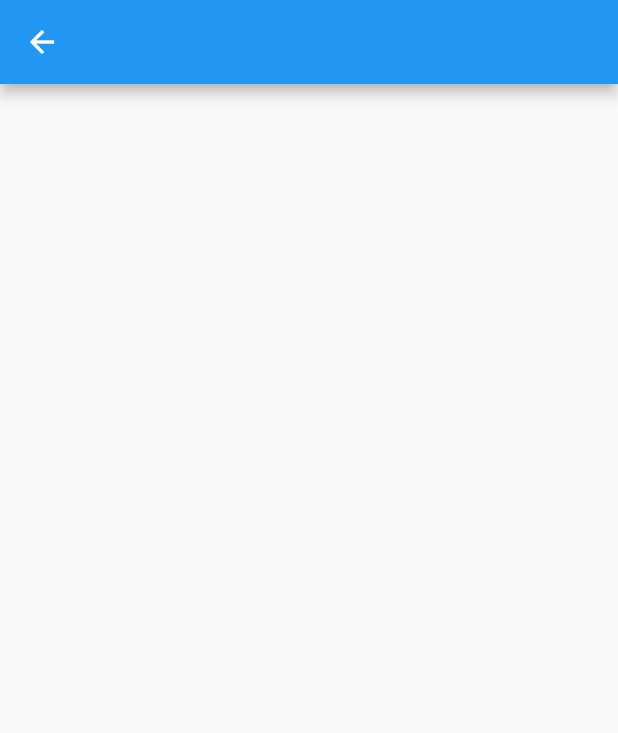
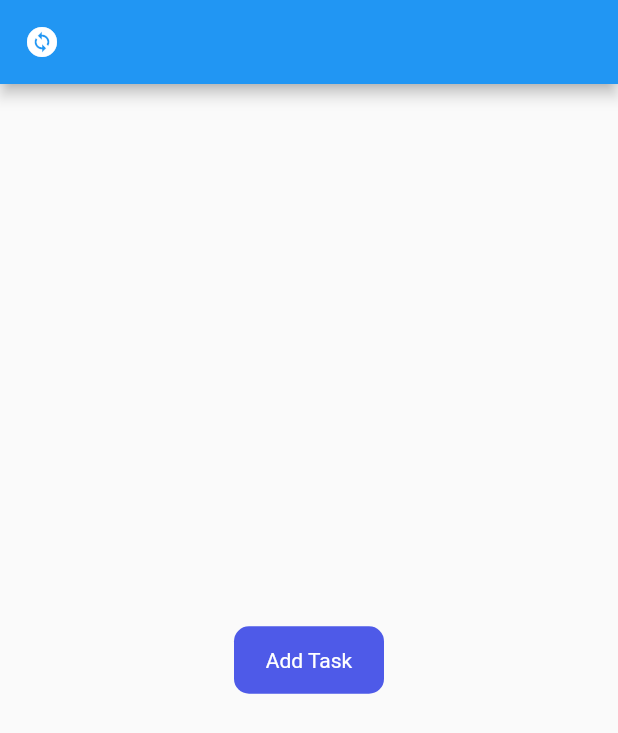
Before and after one commit to AbdArrahmanD/todo, a Flutter app: the HomePage screen opened directly, on a phone screen of 412 x 824 dp. Shown: the top 733 px of the screen. Run offline on Flutter 3.47's test engine with Material 2 defaults, Android fonts, the phone set to English and light mode, and no system bars; our stand-ins replace get, get_storage, google_fonts; accounts and stored records are empty.

```diff
--- a/lib/services/theme_services.dart
+++ b/lib/services/theme_services.dart
@@ -1 +1,24 @@
-class ThemeServices {}
+import 'package:flutter/material.dart';
+import 'package:get/get.dart';
+import 'package:get_storage/get_storage.dart';
+
+class ThemeServices {
+  GetStorage box = GetStorage();
+  final key = 'isDarkMode';
+  bool loadFromBox() {
+    return box.read<bool>(key) ?? false;
+  }
+
+  void savetoBox(bool isDarkMode) {
+    box.write(key, isDarkMode);
+  }
+
+  ThemeMode get theme => loadFromBox() ? ThemeMode.dark : ThemeMode.light;
+
+  void switchThemeMode() {
+    Get.changeThemeMode(
+      loadFromBox() ? ThemeMode.light : ThemeMode.dark,
+    );
+    savetoBox(!loadFromBox());
+  }
+}
--- a/lib/views/pages/home_page.dart
+++ b/lib/views/pages/home_page.dart
@@ -1,4 +1,9 @@
 import 'package:flutter/material.dart';
+import 'package:get/get.dart';
+import 'package:todo/views/widgets/button.dart';
+
+import '../../services/theme_services.dart';
+import 'notification_screen.dart';
 
 class HomePage extends StatefulWidget {
   const HomePage({Key? key}) : super(key: key);
@@ -11,8 +16,21 @@ class _HomePageState extends State<HomePage> {
   @override
   Widget build(BuildContext context) {
     return Scaffold(
-      appBar: AppBar(),
-      body: Container(),
+      appBar: AppBar(
+        leading: IconButton(
+          icon: const Icon(Icons.change_circle),
+          onPressed: () {
+            ThemeServices().switchThemeMode();
+            Get.to(() =>
+                const NotificationScreen(payLoad: 'Title|Description|20/10'));
+          },
+        ),
+      ),
+      body: Center(
+          child: MyButton(
+        label: 'Add Task',
+        onTap: () {},
+      )),
     );
   }
 }
--- a/lib/views/pages/notification_screen.dart
+++ b/lib/views/pages/notification_screen.dart
@@ -1,6 +1,7 @@
 import 'package:flutter/material.dart';
 import 'package:get/get.dart';
-import 'package:todo/views/theme.dart';
+
+import '../theme.dart';
 
 class NotificationScreen extends StatefulWidget {
   const NotificationScreen({required this.payLoad, Key? key}) : super(key: key);
--- a/lib/views/widgets/button.dart
+++ b/lib/views/widgets/button.dart
@@ -1,10 +1,33 @@
 import 'package:flutter/material.dart';
+import 'package:todo/views/theme.dart';
 
 class MyButton extends StatelessWidget {
-  const MyButton({Key? key}) : super(key: key);
+  final String label;
+  final Function() onTap;
+
+  const MyButton({
+    required this.label,
+    required this.onTap,
+    Key? key,
+  }) : super(key: key);
 
   @override
   Widget build(BuildContext context) {
-    return Container();
+    return GestureDetector(
+      onTap: onTap,
+      child: Container(
+        alignment: Alignment.center,
+        width: 100,
+        height: 45,
+        decoration: BoxDecoration(
+          borderRadius: BorderRadius.circular(10),
+          color: primaryClr,
+        ),
+        child: Text(
+          label,
+          style: const TextStyle(color: Colors.white),
+        ),
+      ),
+    );
   }
 }
```
Also changed, not shown: lib/main.dart (+10 -12 lines), lib/views/theme.dart (+75 -1 lines).
